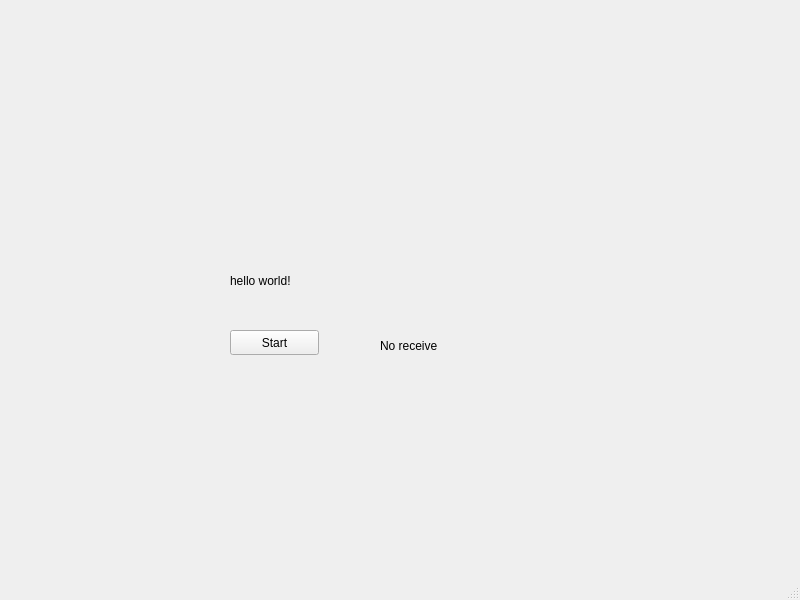
Before: the Qt Designer form QT_1/src/ros2_qt5_gui_app/ui/mainwindow.ui in Skylar-xty/ROS2-QT, drawn with Qt 5.
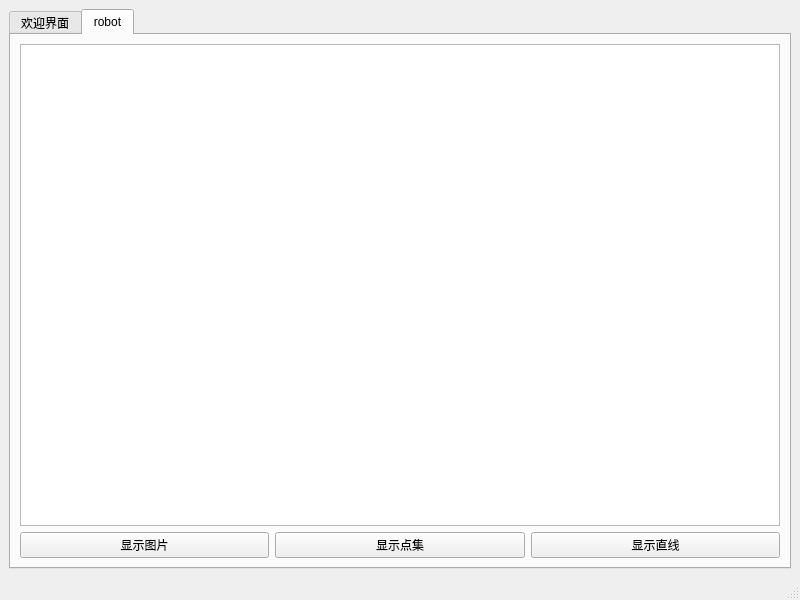
After: the same form once the commit is applied.

Commit message: 0404-2.1QGraphicsView的使用

What changed in the file:
```diff
--- a/QT_1/src/ros2_qt5_gui_app/ui/mainwindow.ui
+++ b/QT_1/src/ros2_qt5_gui_app/ui/mainwindow.ui
@@ -14,11 +14,34 @@
    <string>MainWindow</string>
   </property>
   <widget class="QWidget" name="centralwidget">
+   <layout class="QVBoxLayout" name="verticalLayout_3">
+    <item>
+     <widget class="QTabWidget" name="tabWidget">
+      <property name="currentIndex">
+       <number>1</number>
+      </property>
+      <widget class="QWidget" name="tab">
+       <attribute name="title">
+        <string>欢迎界面</string>
+       </attribute>
+       <widget class="QLabel" name="label_3">
+        <property name="geometry">
+         <rect>
+          <x>210</x>
+          <y>10</y>
+          <width>341</width>
+          <height>221</height>
+         </rect>
+        </property>
+        <property name="text">
+         <string/>
+        </property>
+       </widget>
    <widget class="QLabel" name="label">
     <property name="geometry">
      <rect>
-      <x>230</x>
-      <y>250</y>
+          <x>80</x>
+          <y>240</y>
       <width>171</width>
       <height>61</height>
      </rect>
@@ -30,8 +53,8 @@
    <widget class="QPushButton" name="pushButton">
     <property name="geometry">
      <rect>
-      <x>230</x>
-      <y>330</y>
+          <x>80</x>
+          <y>360</y>
       <width>89</width>
       <height>25</height>
      </rect>
@@ -43,8 +66,8 @@
    <widget class="QLabel" name="label_2">
     <property name="geometry">
      <rect>
-      <x>380</x>
-      <y>330</y>
+          <x>200</x>
+          <y>360</y>
       <width>261</width>
       <height>31</height>
      </rect>
@@ -53,19 +76,49 @@
      <string>No receive</string>
     </property>
    </widget>
-   <widget class="QLabel" name="label_3">
-    <property name="geometry">
-     <rect>
-      <x>200</x>
-      <y>30</y>
-      <width>341</width>
-      <height>221</height>
-     </rect>
-    </property>
+      </widget>
+      <widget class="QWidget" name="tab_2">
+       <attribute name="title">
+        <string>robot</string>
+       </attribute>
+       <layout class="QVBoxLayout" name="verticalLayout_2">
+        <item>
+         <layout class="QVBoxLayout" name="verticalLayout">
+          <item>
+           <widget class="QGraphicsView" name="graphicsView"/>
+          </item>
+          <item>
+           <layout class="QHBoxLayout" name="horizontalLayout">
+            <item>
+             <widget class="QPushButton" name="pushButton_2">
+              <property name="text">
+               <string>显示图片</string>
+              </property>
+             </widget>
+            </item>
+            <item>
+             <widget class="QPushButton" name="pushButton_3">
     <property name="text">
-     <string/>
-    </property>
-   </widget>
+               <string>显示点集</string>
+              </property>
+             </widget>
+            </item>
+            <item>
+             <widget class="QPushButton" name="pushButton_4">
+              <property name="text">
+               <string>显示直线</string>
+              </property>
+             </widget>
+            </item>
+           </layout>
+          </item>
+         </layout>
+        </item>
+       </layout>
+      </widget>
+     </widget>
+    </item>
+   </layout>
   </widget>
   <widget class="QMenuBar" name="menubar">
    <property name="geometry">
```
Lines whose indentation alone changed are shown as unchanged. The commit also changes 190 other files.
